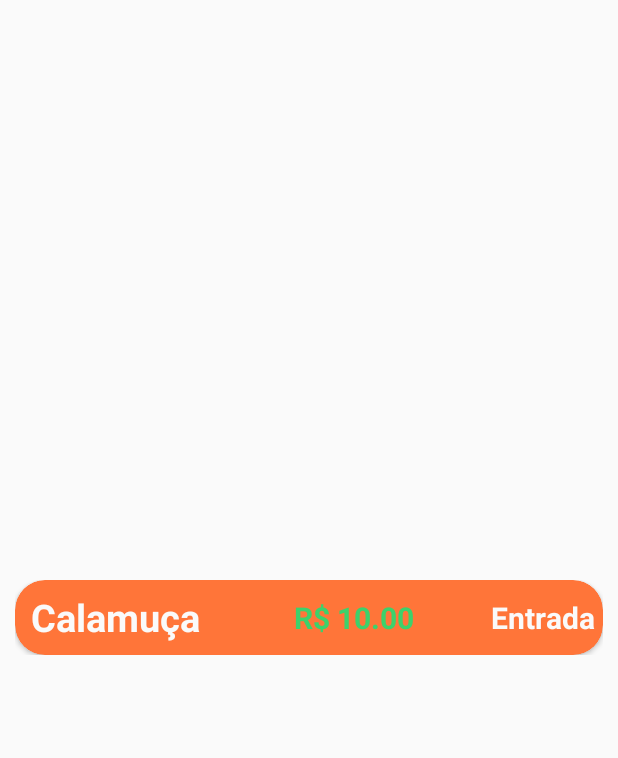
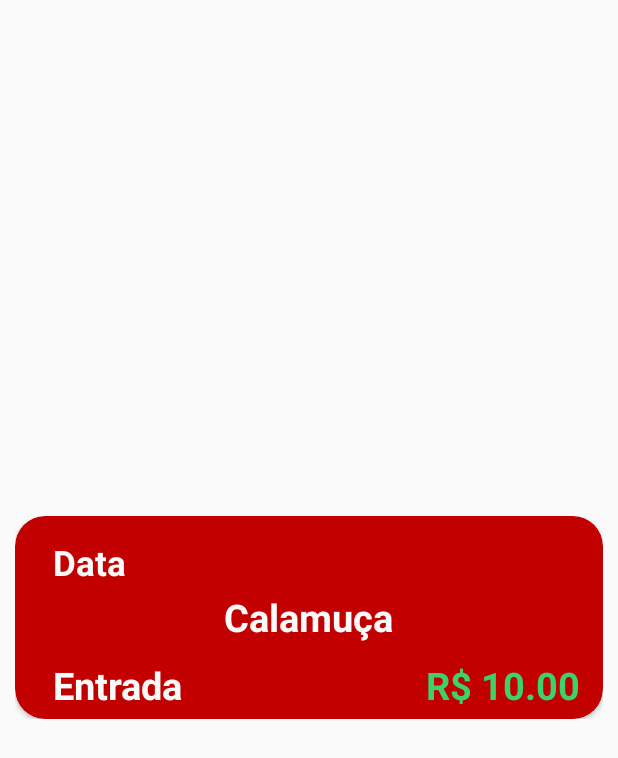
Before and after one commit to erikAntunes/AppFluxoSergipano-release-1.0, an Android app: the layout celula_pedido.xml on its own in the app's theme, with its tools: preview values and no code run, on a phone screen of 412 x 824 dp. Shown: the top 758 px of the screen. Run offline under Robolectric (Android 15) with nearby library versions, the phone set to English and light mode, and no system bars.

Commit message:
ajustando celula

```diff
--- a/app/src/main/java/com/titanz/fluxosergipano/adapters/EntradaAdapter.java
+++ b/app/src/main/java/com/titanz/fluxosergipano/adapters/EntradaAdapter.java
@@ -51,6 +51,7 @@ public class EntradaAdapter extends RecyclerView.Adapter<EntradaAdapter.EntradaV
 
     public class EntradaViewHolder extends RecyclerView.ViewHolder {
 
+        private TextView textView_pedido_data;
         private TextView textView_pedido_descricao;
         private TextView textView_pedido_valor;
         private TextView textView_pedido_status;
@@ -59,6 +60,7 @@ public class EntradaAdapter extends RecyclerView.Adapter<EntradaAdapter.EntradaV
         public EntradaViewHolder(@NonNull View itemView) {
             super(itemView);
 
+            textView_pedido_data = itemView.findViewById(R.id.pedido_data_id);
             textView_pedido_descricao = itemView.findViewById(R.id.pedido_descricao_id);
             textView_pedido_valor = itemView.findViewById(R.id.pedido_valor_id);
             textView_pedido_status = itemView.findViewById(R.id.pedido_status_id);
@@ -69,8 +71,9 @@ public class EntradaAdapter extends RecyclerView.Adapter<EntradaAdapter.EntradaV
 
         public void setupEntrada(Entrada entrada){
 
+            textView_pedido_data.setText(entrada.getData());
             textView_pedido_descricao.setText(entrada.getDescricao());
-            textView_pedido_valor.setText(String.valueOf(entrada.getValor()));
+            textView_pedido_valor.setText("R$ "+String.valueOf(entrada.getValor()));
             textView_pedido_status.setText(entrada.getStatus());
         }
     }
--- a/app/src/main/java/com/titanz/fluxosergipano/adapters/SaidaAdapter.java
+++ b/app/src/main/java/com/titanz/fluxosergipano/adapters/SaidaAdapter.java
@@ -49,6 +49,7 @@ public class SaidaAdapter extends RecyclerView.Adapter<SaidaAdapter.SaidaViewHol
 
     public class SaidaViewHolder extends RecyclerView.ViewHolder {
 
+        private TextView getTextView_pedido_data;
         private TextView textView_pedido_descricao;
         private TextView textView_pedido_valor;
         private TextView textView_pedido_status;
@@ -57,6 +58,7 @@ public class SaidaAdapter extends RecyclerView.Adapter<SaidaAdapter.SaidaViewHol
         public SaidaViewHolder(@NonNull View itemView) {
             super(itemView);
 
+            getTextView_pedido_data = itemView.findViewById(R.id.pedido_data_id);
             textView_pedido_descricao = itemView.findViewById(R.id.pedido_descricao_id);
             textView_pedido_valor = itemView.findViewById(R.id.pedido_valor_id);
             textView_pedido_status = itemView.findViewById(R.id.pedido_status_id);
@@ -66,8 +68,9 @@ public class SaidaAdapter extends RecyclerView.Adapter<SaidaAdapter.SaidaViewHol
 
         public void setupSaida(Saida saida) {
 
+            getTextView_pedido_data.setText(saida.getData());
             textView_pedido_descricao.setText(saida.getDescricao());
-            textView_pedido_valor.setText(String.valueOf(saida.getValor()));
+            textView_pedido_valor.setText("R$ "+String.valueOf(saida.getValor()));
             textView_pedido_status.setText(saida.getStatus());
 
         }
--- a/app/src/main/java/com/titanz/fluxosergipano/view/Total_Entrada_Fragment.java
+++ b/app/src/main/java/com/titanz/fluxosergipano/view/Total_Entrada_Fragment.java
@@ -21,6 +21,7 @@ public class Total_Entrada_Fragment extends Fragment {
     private RecyclerView recyclerViewEntrada;
     private EntradaAdapter entradaAdapter;
     private TextView entradaValorTextView;
+
 
 
     @NonNull
--- a/app/src/main/res/layout/celula_pedido.xml
+++ b/app/src/main/res/layout/celula_pedido.xml
@@ -3,7 +3,7 @@
     xmlns:app="http://schemas.android.com/apk/res-auto"
     android:orientation="horizontal"
     android:layout_width="match_parent"
-    android:layout_height="wrap_content"
+    android:layout_height="135dp"
     android:layout_marginTop="10dp"
     android:layout_marginStart="10dp"
     android:layout_marginEnd="10dp"
@@ -12,17 +12,28 @@
 
     <com.google.android.material.card.MaterialCardView
         android:layout_width="match_parent"
-        android:layout_height="wrap_content"
-        android:backgroundTint="@color/colorPrimary"
+        android:layout_height="match_parent"
+        android:backgroundTint="@color/colorPrimaryDark"
         app:cardCornerRadius="20dp">
 
     <androidx.coordinatorlayout.widget.CoordinatorLayout
         android:orientation="horizontal"
         android:padding="5dp"
         android:layout_width="match_parent"
-        android:layout_height="50dp"
+        android:layout_height="match_parent"
         android:layout_gravity="center">
 
+        <TextView
+            android:id="@+id/pedido_data_id"
+            android:layout_width="wrap_content"
+            android:layout_height="wrap_content"
+            android:text="Data"
+            android:layout_marginTop="10dp"
+            android:textSize="23sp"
+            android:layout_gravity="top|left"
+            android:textStyle="bold"
+            android:textColor="@color/colorWhite"
+            android:layout_marginLeft="20dp"/>
 
     <TextView
         android:id="@+id/pedido_descricao_id"
@@ -30,10 +41,9 @@
         android:layout_height="wrap_content"
         android:text="Calamuça"
         android:textSize="25sp"
-        android:layout_gravity="center|left"
+        android:layout_gravity="center"
         android:textStyle="bold"
-        android:textColor="@color/colorWhite"
-        android:layout_marginLeft="5dp"/>
+        android:textColor="@color/colorWhite"/>
 
     <TextView
         android:id="@+id/pedido_valor_id"
@@ -41,18 +51,19 @@
         android:layout_height="wrap_content"
         android:text="R$ 10.00"
         android:textColor="@color/colorGreen"
-        android:textSize="20sp"
-        android:layout_gravity="center"
-        android:textStyle="bold"
-        android:layout_marginLeft="60dp"/>
+        android:textSize="25sp"
+        android:layout_marginRight="10dp"
+        android:layout_gravity="bottom|right"
+        android:textStyle="bold"/>
 
     <TextView
         android:id="@+id/pedido_status_id"
         android:layout_width="wrap_content"
         android:layout_height="wrap_content"
         android:text="Entrada"
-        android:textSize="20sp"
-        android:layout_gravity="center|right"
+        android:textSize="25sp"
+        android:layout_marginTop="10dp"
+        android:layout_gravity="left|bottom"
         android:textColor="@color/colorWhite"
         android:textStyle="bold"
         android:layout_marginLeft="20dp"/>
--- a/app/src/main/res/layout/fragment_total.xml
+++ b/app/src/main/res/layout/fragment_total.xml
@@ -24,7 +24,7 @@
 
     <androidx.viewpager.widget.ViewPager
         android:id="@+id/viewpager_total_id"
-        android:layout_marginTop="45dp"
+        android:layout_marginTop="10dp"
         android:layout_width="match_parent"
         android:layout_height="match_parent">
     </androidx.viewpager.widget.ViewPager>
--- a/app/src/main/res/layout/fragment_total__entrada_.xml
+++ b/app/src/main/res/layout/fragment_total__entrada_.xml
@@ -13,7 +13,7 @@
         android:layout_marginStart="10dp"
         android:layout_marginEnd="10dp"
         android:layout_width="match_parent"
-        android:layout_height="350dp"
+        android:layout_height="380dp"
         android:foregroundGravity="center"
         app:layout_constraintBottom_toBottomOf="parent"
         app:layout_constraintEnd_toEndOf="parent"
--- a/app/src/main/res/layout/fragment_total__saida_.xml
+++ b/app/src/main/res/layout/fragment_total__saida_.xml
@@ -13,7 +13,7 @@
         android:layout_marginStart="10dp"
         android:layout_marginEnd="10dp"
         android:layout_width="match_parent"
-        android:layout_height="350dp"
+        android:layout_height="380dp"
         android:foregroundGravity="center"
         app:layout_constraintBottom_toBottomOf="parent"
         app:layout_constraintEnd_toEndOf="parent"
```
